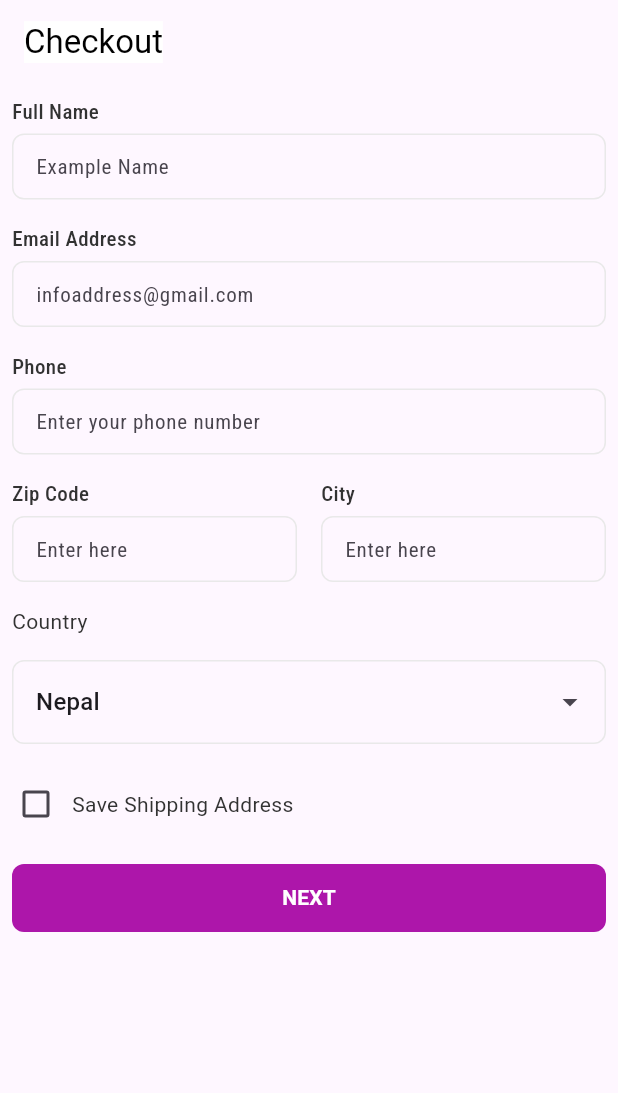
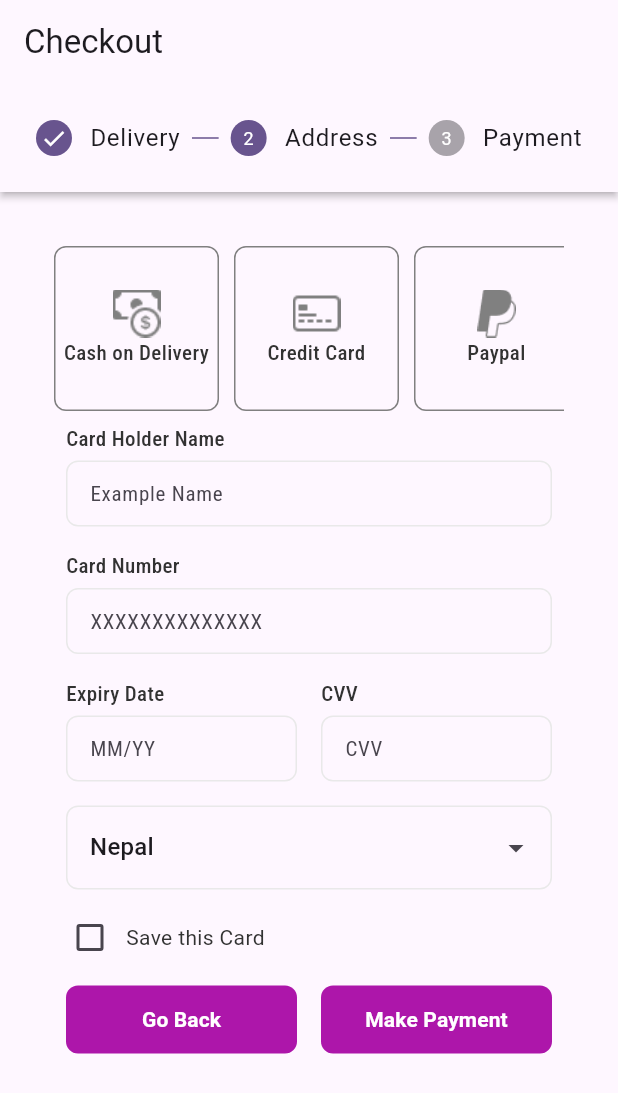
Before and after one commit to avioops/closet_ui, a Flutter app: the screen it shows after launch, on a phone screen of 412 x 824 dp. Shown: the top 1093 px of the screen. Run offline on Flutter 3.47's test engine with Material 3 defaults, Android fonts, the phone set to English and light mode, and no system bars; drawn by our look-alikes of dropdown_search; our stand-ins replace google_fonts; Roboto replaces fonts that are missing (GoogleFonts.robotoCondensed).

Commit message:
Third Commit

```diff
--- a/lib/main.dart
+++ b/lib/main.dart
@@ -1,5 +1,6 @@
 import 'package:closet_ui/ui/check_out_page1.dart';
 import 'package:closet_ui/ui/check_out_page2.dart';
+import 'package:closet_ui/ui/stepper_demo_learn.dart';
 import 'package:flutter/material.dart';
 
 void main() {
@@ -33,7 +34,7 @@ class MyApp extends StatelessWidget {
         // tested with just a hot reload.
         colorScheme: ColorScheme.fromSeed(seedColor: Colors.deepPurple),
       ),
-      home: CheckoutPage(),
+      home: StepperDemoLearn(),
     );
   }
 }
--- a/lib/ui/check_out_page1.dart
+++ b/lib/ui/check_out_page1.dart
@@ -1,37 +1,147 @@
+// import 'package:closet_ui/common_widget/custom_button.dart';
+// import 'package:closet_ui/common_widget/custom_dropdown.dart';
+// import 'package:closet_ui/common_widget/custom_text_form_field.dart';
+// import 'package:closet_ui/ui/check_out_page2.dart';
+// import 'package:flutter/material.dart';
+// import 'package:dropdown_search/dropdown_search.dart';
+
+// class CheckoutPage extends StatelessWidget {
+//   final VoidCallback onNext; // Callback for moving to next step
+//   const CheckoutPage({
+//     super.key,
+//     required this.onNext, // Constructor accepting the onNext callback
+//   });
+
+//   @override
+//   Widget build(BuildContext context) {
+//     return HomeScreen();
+//   }
+// }
+
+// class HomeScreen extends StatefulWidget {
+//   @override
+//   State<HomeScreen> createState() => _HomeScreenState();
+// }
+
+// class _HomeScreenState extends State<HomeScreen> {
+//   final dropDownKey = GlobalKey<DropdownSearchState>();
+//   bool _isChecked = false;
+//   @override
+//   Widget build(BuildContext context) {
+//     return SingleChildScrollView(
+//       child: Column(
+//         crossAxisAlignment: CrossAxisAlignment.start,
+//         children: [
+//           Padding(
+//             padding: const EdgeInsets.all(8.0),
+//             child: CustomTextFormField(
+//               hintText: 'Example Name',
+//               keyboardType: TextInputType.text,
+//               labelText: 'Full Name',
+//             ),
+//           ),
+//           Padding(
+//             padding: const EdgeInsets.all(8.0),
+//             child: CustomTextFormField(
+//               hintText: 'infoaddress@gmail.com',
+//               keyboardType: TextInputType.emailAddress,
+//               labelText: 'Email Address',
+//             ),
+//           ),
+//           Padding(
+//             padding: const EdgeInsets.all(8.0),
+//             child: CustomTextFormField(
+//               hintText: 'Enter your phone number',
+//               keyboardType: TextInputType.number,
+//               labelText: 'Phone',
+//             ),
+//           ),
+//           Row(
+//             children: [
+//               Expanded(
+//                 child: Padding(
+//                   padding: const EdgeInsets.all(8.0),
+//                   child: CustomTextFormField(
+//                     hintText: 'Enter here',
+//                     keyboardType: TextInputType.streetAddress,
+//                     labelText: 'Zip Code',
+//                   ),
+//                 ),
+//               ),
+//               Expanded(
+//                 child: Padding(
+//                   padding: const EdgeInsets.all(8.0),
+//                   child: CustomTextFormField(
+//                     hintText: 'Enter here',
+//                     keyboardType: TextInputType.text,
+//                     labelText: 'City',
+//                   ),
+//                 ),
+//               ),
+//             ],
+//           ),
+//           Padding(
+//             padding: const EdgeInsets.all(8.0),
+//             child: Text(
+//               "Country",
+//               style: TextStyle(
+//                 fontFamily: "GoogleFonts.robotoCondensed",
+//                 fontSize: 14,
+//                 fontWeight: FontWeight.w400,
+//                 color: Color(0xFF323232),
+//               ),
+//             ),
+//           ),
+//           CustomDropDownButton(dropDownKey: dropDownKey),
+//           Row(
+//             children: [
+//               Padding(
+//                 padding: const EdgeInsets.only(top: 8.0, bottom: 8.0),
+//                 child: Checkbox(
+//                   activeColor: Color(0xFF3B63CD),
+//                   value: _isChecked,
+//                   onChanged: (bool? newValue) {
+//                     setState(() {
+//                       _isChecked = newValue ?? false;
+//                     });
+//                   },
+//                 ),
+//               ),
+//               Text(
+//                 "Save Shipping Address",
+//                 style: TextStyle(
+//                   fontFamily: "GoogleFonts.robotoCondensed",
+//                   fontSize: 14,
+//                   fontWeight: FontWeight.w400,
+//                   color: Color(0xFF323232),
+//                 ),
+//               ),
+//             ],
+//           ),
+//           CustomButton(label: 'NEXT', onpress: onNext),
+//         ],
+//       ),
+//     );
+//   }
+// }
+
 import 'package:closet_ui/common_widget/custom_button.dart';
 import 'package:closet_ui/common_widget/custom_dropdown.dart';
 import 'package:closet_ui/common_widget/custom_text_form_field.dart';
-import 'package:closet_ui/ui/check_out_page2.dart';
 import 'package:flutter/material.dart';
 import 'package:dropdown_search/dropdown_search.dart';
 
 class CheckoutPage extends StatelessWidget {
-  CheckoutPage({super.key});
+  final VoidCallback onNext; // Callback for moving to next step
+
+  const CheckoutPage({
+    super.key,
+    required this.onNext, // Constructor accepting the onNext callback
+  });
 
   @override
   Widget build(BuildContext context) {
-    return HomeScreen();
-  }
-}
-
-class HomeScreen extends StatefulWidget {
-  @override
-  State<HomeScreen> createState() => _HomeScreenState();
-}
-
-class _HomeScreenState extends State<HomeScreen> {
-  final dropDownKey = GlobalKey<DropdownSearchState>();
-  bool _isChecked = false;
-  @override
-  Widget build(BuildContext context) {
-    return Scaffold(
-      appBar: AppBar(
-        title: Text(
-          "Checkout",
-          style: TextStyle(color: Colors.black, backgroundColor: Colors.white),
-        ),
-      ),
-      body: SingleChildScrollView(
+    return SingleChildScrollView(
       child: Column(
         crossAxisAlignment: CrossAxisAlignment.start,
         children: [
@@ -95,19 +205,15 @@ class _HomeScreenState extends State<HomeScreen> {
               ),
             ),
           ),
-            CustomDropDownButton(dropDownKey: dropDownKey),
+          CustomDropDownButton(dropDownKey: GlobalKey<DropdownSearchState>()),
           Row(
             children: [
               Padding(
                 padding: const EdgeInsets.only(top: 8.0, bottom: 8.0),
                 child: Checkbox(
                   activeColor: Color(0xFF3B63CD),
-                    value: _isChecked,
-                    onChanged: (bool? newValue) {
-                      setState(() {
-                        _isChecked = newValue ?? false;
-                      });
-                    },
+                  value: false,
+                  onChanged: (bool? newValue) {},
                 ),
               ),
               Text(
@@ -123,14 +229,9 @@ class _HomeScreenState extends State<HomeScreen> {
           ),
           CustomButton(
             label: 'NEXT',
-              onpress: () {
-                Navigator.of(context).push(
-                  MaterialPageRoute(builder: (context) => CheckOutPage2()),
-                );
-              },
-            ),
+            onpress: onNext,
+          ), // Trigger the onNext callback here
         ],
-        ),
       ),
     );
   }
--- a/lib/ui/check_out_page2.dart
+++ b/lib/ui/check_out_page2.dart
@@ -8,71 +8,71 @@ import 'package:flutter/material.dart';
 import 'package:google_fonts/google_fonts.dart';
 
 class CheckOutPage2 extends StatelessWidget {
-  const CheckOutPage2({super.key});
+  final VoidCallback onNext; // Callback for moving to the next step
+
+  CheckOutPage2({super.key, required this.onNext}); // Constructor
 
   @override
   Widget build(BuildContext context) {
-    return const HomeScreen();
+    return CheckOutPage2Screen(onNext: onNext);
   }
 }
 
-class HomeScreen extends StatefulWidget {
-  const HomeScreen({super.key});
+// ✅ Renamed this class to prevent conflict with `HomeScreen` in StepperDemoLearn
+class CheckOutPage2Screen extends StatefulWidget {
+  final VoidCallback onNext;
+
+  const CheckOutPage2Screen({super.key, required this.onNext});
 
   @override
-  State<HomeScreen> createState() => _HomeScreenState();
+  State<CheckOutPage2Screen> createState() => _CheckOutPage2ScreenState();
 }
 
-class _HomeScreenState extends State<HomeScreen> {
+class _CheckOutPage2ScreenState extends State<CheckOutPage2Screen> {
   int selectedIndex = -1; // No option selected initially
   final dropDownKey = GlobalKey<DropdownSearchState>();
-
-  final List<String> PaymentTitle = [
+  final List<String> paymentTitles = [
     "Cash on Delivery",
     "Credit Card",
     "Paypal",
   ];
-
   bool isChecked = false;
 
   @override
   Widget build(BuildContext context) {
-    return Scaffold(
-      appBar: AppBar(
-        title: const Text(
-          "Checkout",
-          style: TextStyle(color: Colors.black, backgroundColor: Colors.white),
-        ),
-      ),
-      body: SingleChildScrollView(
+    return SingleChildScrollView(
       child: Padding(
         padding: const EdgeInsets.all(12.0),
         child: Column(
           children: [
-              Row(
+            SingleChildScrollView(
+              scrollDirection: Axis.horizontal,
+              child: Row(
                 mainAxisAlignment: MainAxisAlignment.spaceBetween,
-                children: List.generate(PaymentTitle.length, (index) {
-                  bool isSelected =
-                      selectedIndex == index; // ✅ Moved inside the widget
+                children: List.generate(paymentTitles.length, (index) {
+                  bool isSelected = selectedIndex == index;
                   return GestureDetector(
                     onTap: () {
                       setState(() {
-                        selectedIndex = index; // ✅ Corrected setState
+                        selectedIndex = index;
                       });
                     },
+                    child: Padding(
+                      padding: const EdgeInsets.only(right: 10.0),
                       child: buildPaymentCard(
-                      title: PaymentTitle[index],
-
+                        title: paymentTitles[index],
                         location:
                             [
                               "assets/image/CashCoin.png",
                               "assets/image/CreditCard2Front.png",
                               "assets/image/Vector.png",
                             ][index],
-                      isSelected: isSelected, // ✅ Pass selected state
+                        isSelected: isSelected,
+                      ),
                     ),
                   );
                 }),
+              ),
             ),
             Padding(
               padding: const EdgeInsets.all(8.0),
@@ -86,7 +86,9 @@ class _HomeScreenState extends State<HomeScreen> {
               padding: const EdgeInsets.all(8.0),
               child: CustomTextFormField(
                 hintText: 'XXXXXXXXXXXXXX',
-                  keyboardType: TextInputType.numberWithOptions(decimal: false),
+                keyboardType: const TextInputType.numberWithOptions(
+                  decimal: false,
+                ),
                 labelText: 'Card Number',
               ),
             ),
@@ -97,9 +99,9 @@ class _HomeScreenState extends State<HomeScreen> {
                   child: Padding(
                     padding: const EdgeInsets.all(8.0),
                     child: CustomTextFormField(
-                        hintText: 'Enter Here',
+                      hintText: 'MM/YY',
                       keyboardType: TextInputType.datetime,
-                        labelText: 'Month/Year',
+                      labelText: 'Expiry Date',
                     ),
                   ),
                 ),
@@ -107,11 +109,11 @@ class _HomeScreenState extends State<HomeScreen> {
                   child: Padding(
                     padding: const EdgeInsets.all(8.0),
                     child: CustomTextFormField(
-                        hintText: 'Enter here',
-                        keyboardType: TextInputType.numberWithOptions(
+                      hintText: 'CVV',
+                      keyboardType: const TextInputType.numberWithOptions(
                         decimal: false,
                       ),
-                        labelText: 'CCV',
+                      labelText: 'CVV',
                     ),
                   ),
                 ),
@@ -120,23 +122,18 @@ class _HomeScreenState extends State<HomeScreen> {
             CustomDropDownButton(dropDownKey: dropDownKey),
             Row(
               children: [
-                  Padding(
-                    padding: const EdgeInsets.only(top: 8.0, bottom: 8.0),
-                    child: Checkbox(
-                      activeColor: Color(0xFF3B63CD),
+                Checkbox(
+                  activeColor: const Color(0xFF3B63CD),
                   value: isChecked,
                   onChanged: (newValue) {
                     setState(() {
-                          log("this is true");
                       isChecked = newValue!;
                     });
                   },
                 ),
-                  ),
-                  Text(
+                const Text(
                   "Save this Card",
                   style: TextStyle(
-                      fontFamily: "GoogleFonts.robotoCondensed",
                     fontSize: 14,
                     fontWeight: FontWeight.w400,
                     color: Color(0xFF323232),
@@ -144,16 +141,21 @@ class _HomeScreenState extends State<HomeScreen> {
                 ),
               ],
             ),
-              CustomButton(
+            Row(
+              children: [
+                Expanded(child: CustomButton(label: 'Go Back', onpress: () {})),
+                Expanded(
+                  child: CustomButton(
                     label: 'Make Payment',
                     onpress: () {
-                  Navigator.of(context).push(
-                    MaterialPageRoute(builder: (context) => DialogScreen()),
-                  );
+                      widget
+                          .onNext(); // ✅ Call the callback to move to the next step
                     },
+                  ),
                 ),
               ],
             ),
+          ],
         ),
       ),
     );
@@ -162,7 +164,7 @@ class _HomeScreenState extends State<HomeScreen> {
   Widget buildPaymentCard({
     required String title,
     required String location,
-    required bool isSelected, // ✅ Added parameter
+    required bool isSelected,
   }) {
     return Container(
       height: 110,
@@ -176,13 +178,13 @@ class _HomeScreenState extends State<HomeScreen> {
       ),
       child: Column(
         mainAxisAlignment: MainAxisAlignment.center,
-        crossAxisAlignment: CrossAxisAlignment.center,
         children: [
           Image.asset(
             location,
             height: 32,
             width: 32,
-            color: isSelected ? Color(0xFFAD16AA) : Color(0xFF808080),
+            color:
+                isSelected ? const Color(0xFFAD16AA) : const Color(0xFF808080),
           ),
           Text(
             title,
@@ -191,7 +193,7 @@ class _HomeScreenState extends State<HomeScreen> {
               fontWeight: FontWeight.w500,
               color: const Color(0xFF323232),
             ),
-            textAlign: TextAlign.center, // ✅ Aligns text properly
+            textAlign: TextAlign.center,
           ),
         ],
       ),
--- a/lib/ui/dialog_screen.dart
+++ b/lib/ui/dialog_screen.dart
@@ -3,7 +3,8 @@ import 'package:flutter/material.dart';
 import 'package:google_fonts/google_fonts.dart';
 
 class DialogScreen extends StatelessWidget {
-  const DialogScreen({super.key});
+  final VoidCallback onNext;
+  const DialogScreen({super.key, required this.onNext});
 
   @override
   Widget build(BuildContext context) {
--- /dev/null
+++ b/lib/ui/stepper_demo_learn.dart
@@ -0,0 +1,78 @@
+import 'package:closet_ui/common_widget/custom_stepper_learn.dart';
+import 'package:closet_ui/ui/check_out_page1.dart';
+import 'package:closet_ui/ui/check_out_page2.dart';
+import 'package:closet_ui/ui/dialog_screen.dart';
+import 'package:flutter/material.dart';
+
+class StepperDemoLearn extends StatelessWidget {
+  const StepperDemoLearn({super.key});
+
+  @override
+  Widget build(BuildContext context) {
+    return HomeScreen();
+  }
+}
+
+class HomeScreen extends StatefulWidget {
+  const HomeScreen({super.key});
+
+  @override
+  State<HomeScreen> createState() => _HomeScreenState();
+}
+
+class _HomeScreenState extends State<HomeScreen> {
+  int _currentStep = 1;
+  // Function to move to the next step
+  void _onNextStep() {
+    if (_currentStep < 2) {
+      // Only go to the next step if we're not at the last step
+      setState(() {
+        _currentStep++; // Increment the step
+      });
+    }
+  }
+
+  @override
+  Widget build(BuildContext context) {
+    return Scaffold(
+      appBar: AppBar(title: Text("Checkout")),
+      body: Stepper(
+        type: StepperType.horizontal,
+        currentStep: _currentStep,
+        onStepTapped: (step) {
+          setState(() {
+            _currentStep = step;
+          });
+        },
+        steps: [
+          Step(
+            title: Text("Delivery"),
+            content: CheckoutPage(onNext: _onNextStep),
+            isActive: _currentStep >= 0,
+            state: _currentStep > 0 ? StepState.complete : StepState.indexed,
+          ),
+          Step(
+            title: Text("Address"),
+            content: CheckOutPage2(onNext: _onNextStep),
+            isActive: _currentStep >= 1,
+            state:
+                _currentStep == 1
+                    ? StepState.indexed
+                    : (_currentStep > 1
+                        ? StepState.complete
+                        : StepState.indexed),
+          ),
+          Step(
+            title: Text("Payment"),
+            content: SizedBox.shrink(),
+            isActive: _currentStep >= 2,
+            state: _currentStep == 2 ? StepState.indexed : StepState.indexed,
+          ),
+        ],
+        controlsBuilder: (context, details) {
+          return SizedBox();
+        },
+      ),
+    );
+  }
+}
```
Also changed, not shown: lib/common_widget/custom_stepper_learn.dart (added, +49 -0 lines), 1 other file. Lines whose indentation alone changed are shown as unchanged.
